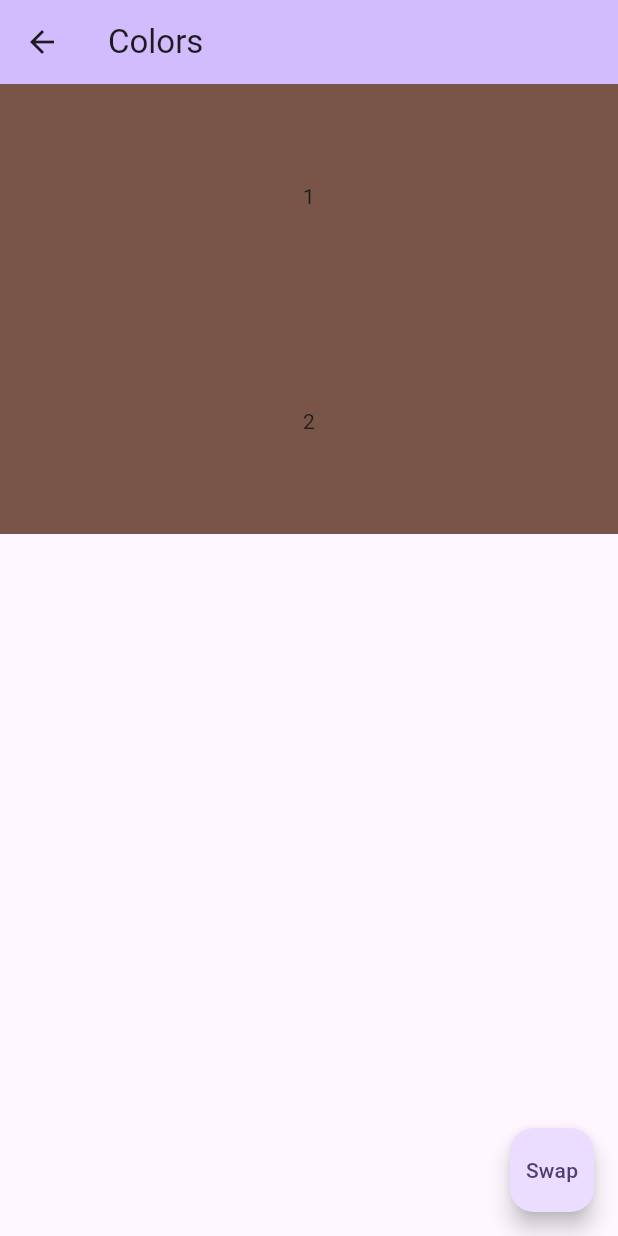
After one commit to mrashidcit/flutter-playground, a Flutter app: the screen it shows after launch, after a tap on "Colors", on a phone screen of 412 x 824 dp. The commit adds this screen. Run offline on Flutter 3.47's test engine with Material 3 defaults, Android fonts, the phone set to English and light mode, and no system bars; our stand-ins replace equatable.

Commit message:
feat: Complete Unique Demo

```diff
--- /dev/null
+++ b/lib/colors/colorfulTile.dart
@@ -0,0 +1,32 @@
+import 'dart:math';
+
+import 'package:flutter/material.dart';
+
+class ColorfulTile extends StatefulWidget {
+  late String label;
+
+  ColorfulTile({super.key, required this.label});
+
+  @override
+  State<ColorfulTile> createState() => _ColorfulTileState();
+}
+
+class _ColorfulTileState extends State<ColorfulTile> {
+  late final Color color;
+
+  @override
+  void initState() {
+    super.initState();
+    color = Colors.primaries[Random().nextInt(Colors.primaries.length)];
+  }
+
+  @override
+  Widget build(BuildContext context) {
+    return Container(
+      height: 150,
+      width: double.infinity,
+      color: color,
+      child: Center(child: Text(widget.label)),
+    );
+  }
+}
--- /dev/null
+++ b/lib/colors/colorsScreen.dart
@@ -0,0 +1,47 @@
+import 'package:flutter/material.dart';
+import 'package:flutter_play_ground/colors/colorfulTile.dart';
+
+class ColorsScreen extends StatefulWidget {
+  const new({super.key});
+
+  @override
+  State<ColorsScreen> createState() => _ColorsScreenState();
+}
+
+class _ColorsScreenState extends State<ColorsScreen> {
+  List<Widget> tiles = [
+    ColorfulTile(key: UniqueKey(), label: "1"),
+    ColorfulTile(key: UniqueKey(), label: "2"),
+  ];
+
+  @override
+  Widget build(BuildContext context) {
+    return Scaffold(
+      appBar: AppBar(
+        backgroundColor: Theme.of(context).colorScheme.inversePrimary,
+        title: const Text('Colors'),
+      ),
+      body: Column(
+        // Approach 01: Giving the list of tiles
+        children: tiles,
+        // Approach 02: directly palcing List here
+        /**
+        children: [
+          ColorfulTile(key: UniqueKey()),
+          ColorfulTile(key: UniqueKey()),
+        ],
+        */
+      ),
+      floatingActionButton: FloatingActionButton(
+        child: Text("Swap"),
+        onPressed: swapTiles,
+      ),
+    );
+  }
+
+  void swapTiles() {
+    setState(() {
+      tiles.insert(1, tiles.removeAt(0));
+    });
+  }
+}
--- a/lib/home/HomeScreen.dart
+++ b/lib/home/HomeScreen.dart
@@ -1,4 +1,5 @@
 import 'package:flutter/material.dart';
+import 'package:flutter_play_ground/colors/colorsScreen.dart';
 import 'package:flutter_play_ground/fruit/Fruit.dart';
 import 'package:flutter_play_ground/fruit/FruitsScreen.dart';
 import 'package:flutter_play_ground/moveCounter/moveCounterScreen.dart';
@@ -65,6 +66,11 @@ class HomeScreen extends StatelessWidget {
                 onPressed: () => _open(context, const SurveyBuilderScreen()),
                 child: const Text('Survey Builder'),
               ),
+              const SizedBox(height: 16),
+              FilledButton(
+                onPressed: () => _open(context, const ColorsScreen()),
+                child: const Text('Colors'),
+              ),
             ],
           ),
         ),
```
